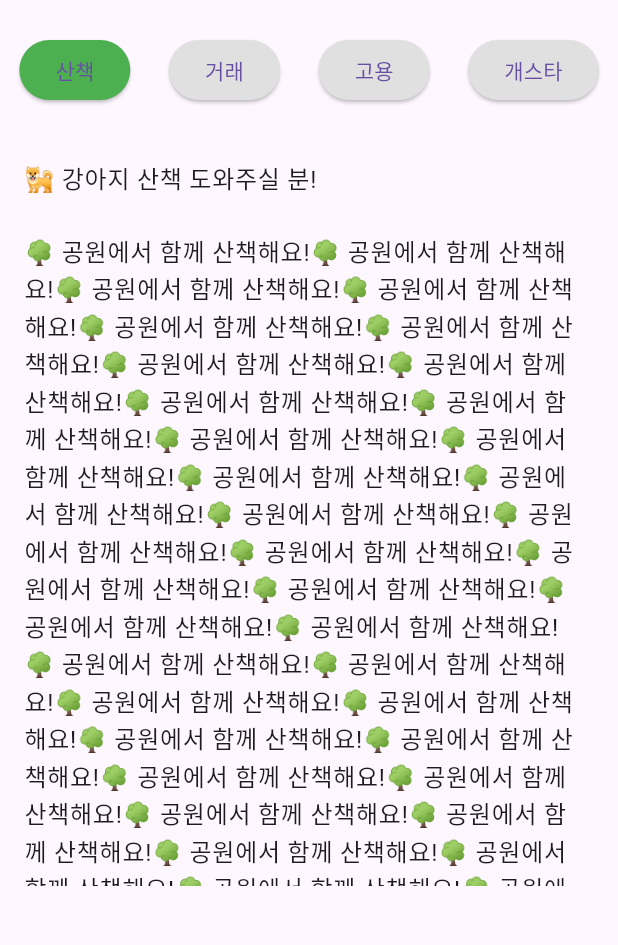
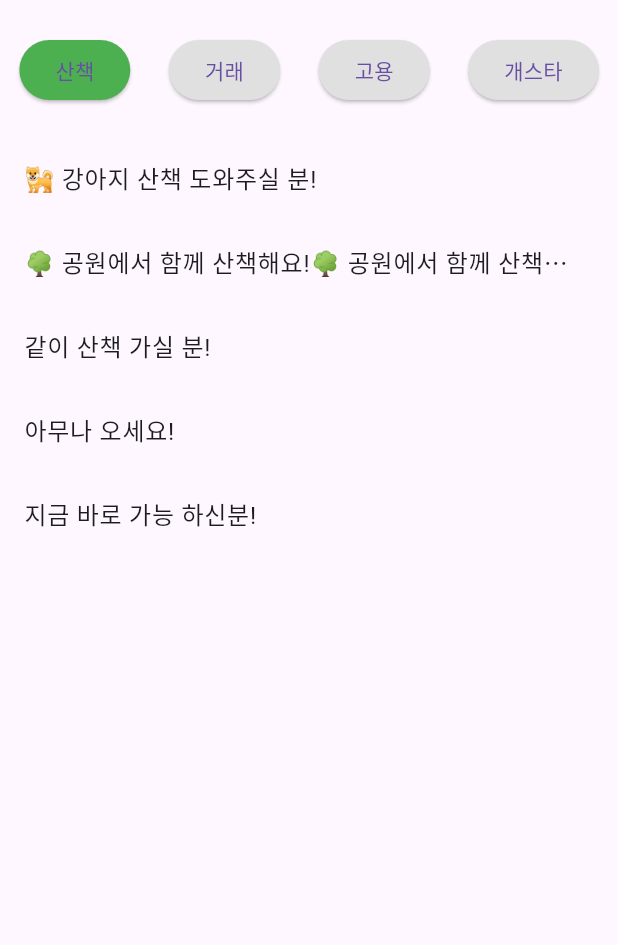
Before and after one commit to kkameoo/petworkFlutter, a Flutter app: the MainScreen screen opened by its route, on a phone screen of 412 x 824 dp, the part 65-1010 px from its top. Run offline on Flutter 3.47's test engine with Material 3 defaults, Android fonts, the phone set to English and light mode, and no system bars; missing offline and left inert: stomp_dart_client.

Commit message:
DESIGN: 리스트수정 및 새창추가

```diff
--- a/lib/main.dart
+++ b/lib/main.dart
@@ -91,6 +91,8 @@ class _LoginScreenState extends State<LoginScreen> {
     });
   }
 
+
+
   @override
   Widget build(BuildContext context) {
     return Scaffold(
@@ -171,11 +173,11 @@ class _MainScreenState extends State<MainScreen> {
                     onPressed: () {
                       setState(() {
                         _selectedIndex = index;
-                        _selectedItem = null;
                       });
                     },
                     style: ElevatedButton.styleFrom(
-                      backgroundColor: _selectedIndex == index ? Colors.green : Colors.grey[300],
+                      backgroundColor:
+                      _selectedIndex == index ? Colors.green : Colors.grey[300],
                     ),
                     child: Text(_categories[index]),
                   );
@@ -184,55 +186,52 @@ class _MainScreenState extends State<MainScreen> {
             ),
             SizedBox(height: 10),
             Container(
-              height: 500, // 리스트 영역 고정 높이 설정
+              height: 500,
               child: ListView.builder(
                 itemCount: _dummyData[_categories[_selectedIndex]]!.length,
                 itemBuilder: (context, index) {
+                  final item = _dummyData[_categories[_selectedIndex]]![index];
                   return ListTile(
-                    title: Text(_dummyData[_categories[_selectedIndex]]![index]),
+                    title: Text(
+                      item,
+                      overflow: TextOverflow.ellipsis,
+                      maxLines: 1,
+                    ),
                     onTap: () {
-                      setState(() {
-                        _selectedItem = _dummyData[_categories[_selectedIndex]]![index];
-                      });
+                      Navigator.push(
+                        context,
+                        MaterialPageRoute(
+                          builder: (_) => DetailScreen(content: item),
+                        ),
+                      );
                     },
                   );
                 },
               ),
             ),
-            if (_selectedItem != null)
-              Padding(
-                padding: EdgeInsets.all(16.0),
-                child: AnimatedContainer(
-                  duration: Duration(milliseconds: 300),
-                  padding: EdgeInsets.all(12),
-                  decoration: BoxDecoration(
-                    color: Colors.grey[200],
-                    borderRadius: BorderRadius.circular(10),
-                  ),
-                  constraints: BoxConstraints(
-                    minHeight: 100.0, // 최소 높이 설정 (내용이 짧아도 유지)
-                    maxHeight: 300.0, // 최대 높이 설정 (스크롤 가능하도록)
-                  ),
-                  child: SingleChildScrollView(
-                    child: Column(
-                      crossAxisAlignment: CrossAxisAlignment.start,
-                      children: [
-                        Text(
-                          '상세 내용',
-                          style: TextStyle(fontSize: 18, fontWeight: FontWeight.bold),
-                        ),
-                        SizedBox(height: 8),
-                        Text(
-                          _selectedItem!,
-                          style: TextStyle(fontSize: 16),
-                          textAlign: TextAlign.center,
-                        ),
-                      ],
-                    ),
-                  ),
-                ),
-              ),
           ],
+        ),
+      ),
+    );
+  }
+}
+
+class DetailScreen extends StatelessWidget {
+  final String content;
+
+  const DetailScreen({required this.content});
+
+  @override
+  Widget build(BuildContext context) {
+    return Scaffold(
+      appBar: AppBar(title: Text('상세 내용')),
+      body: Padding(
+        padding: EdgeInsets.all(16.0),
+        child: SingleChildScrollView(
+          child: Text(
+            content,
+            style: TextStyle(fontSize: 16),
+          ),
         ),
       ),
     );
```
